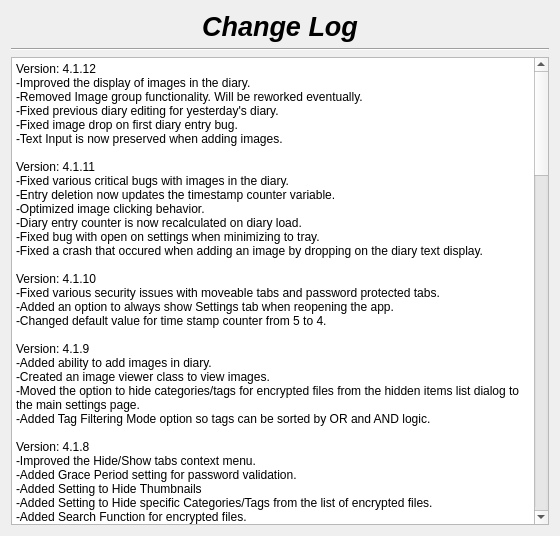
This is changelog.ui in therealMaPMaKeR/MMDiary as Qt 5 draws it before an edit. The edited form follows.
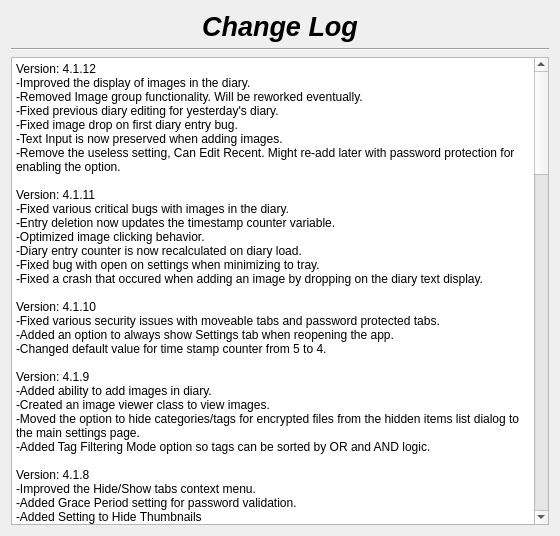
This is the edited form.

What changed in the file:
```diff
--- a/changelog.ui
+++ b/changelog.ui
@@ -57,7 +57,8 @@
 &lt;/style&gt;&lt;/head&gt;&lt;body style=&quot; font-family:'Segoe UI'; font-size:9pt; font-weight:400; font-style:normal;&quot;&gt;
 &lt;p style=&quot; margin-top:0px; margin-bottom:0px; margin-left:0px; margin-right:0px; -qt-block-indent:0; text-indent:0px;&quot;&gt;Version: 4.1.12&lt;br /&gt;-Improved the display of images in the diary.&lt;br /&gt;-Removed Image group functionality. Will be reworked eventually.&lt;/p&gt;
 &lt;p style=&quot; margin-top:0px; margin-bottom:0px; margin-left:0px; margin-right:0px; -qt-block-indent:0; text-indent:0px;&quot;&gt;-Fixed previous diary editing for yesterday's diary.&lt;br /&gt;-Fixed image drop on first diary entry bug.&lt;/p&gt;
-&lt;p style=&quot; margin-top:0px; margin-bottom:0px; margin-left:0px; margin-right:0px; -qt-block-indent:0; text-indent:0px;&quot;&gt;-Text Input is now preserved when adding images.&lt;br /&gt;&lt;br /&gt;Version: 4.1.11&lt;br /&gt;-Fixed various critical bugs with images in the diary.&lt;/p&gt;
+&lt;p style=&quot; margin-top:0px; margin-bottom:0px; margin-left:0px; margin-right:0px; -qt-block-indent:0; text-indent:0px;&quot;&gt;-Text Input is now preserved when adding images.&lt;/p&gt;
+&lt;p style=&quot; margin-top:0px; margin-bottom:0px; margin-left:0px; margin-right:0px; -qt-block-indent:0; text-indent:0px;&quot;&gt;-Remove the useless setting, Can Edit Recent. Might re-add later with password protection for enabling the option.&lt;br /&gt;&lt;br /&gt;Version: 4.1.11&lt;br /&gt;-Fixed various critical bugs with images in the diary.&lt;/p&gt;
 &lt;p style=&quot; margin-top:0px; margin-bottom:0px; margin-left:0px; margin-right:0px; -qt-block-indent:0; text-indent:0px;&quot;&gt;-Entry deletion now updates the timestamp counter variable.&lt;/p&gt;
 &lt;p style=&quot; margin-top:0px; margin-bottom:0px; margin-left:0px; margin-right:0px; -qt-block-indent:0; text-indent:0px;&quot;&gt;-Optimized image clicking behavior.&lt;/p&gt;
 &lt;p style=&quot; margin-top:0px; margin-bottom:0px; margin-left:0px; margin-right:0px; -qt-block-indent:0; text-indent:0px;&quot;&gt;-Diary entry counter is now recalculated on diary load.&lt;/p&gt;
```
